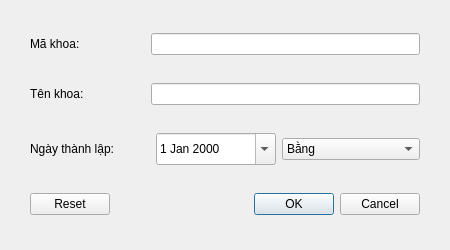
Before: the Qt Designer form src/views/DepartmentFilteringView.ui in Taylor3691/Hospital-Management-Project, drawn with Qt 5.
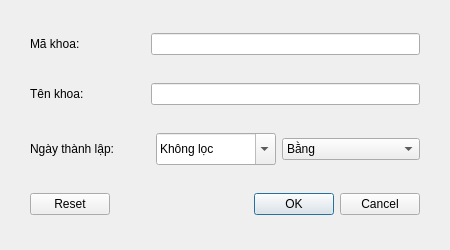
After: the same form once the commit is applied. Icons and pictures are not drawn.

Commit message: fix(filtering_view): set default value for fields which filter by date to the ignored value (1/1/1900)

```diff
--- a/src/views/DepartmentFilteringView.ui
+++ b/src/views/DepartmentFilteringView.ui
@@ -2332,6 +2332,13 @@
        <property name="calendarPopup">
         <bool>true</bool>
        </property>
+       <property name="date">
+        <date>
+         <year>1900</year>
+         <month>1</month>
+         <day>1</day>
+        </date>
+       </property>
       </widget>
      </item>
      <item>
```
The commit also changes 1 other file.
